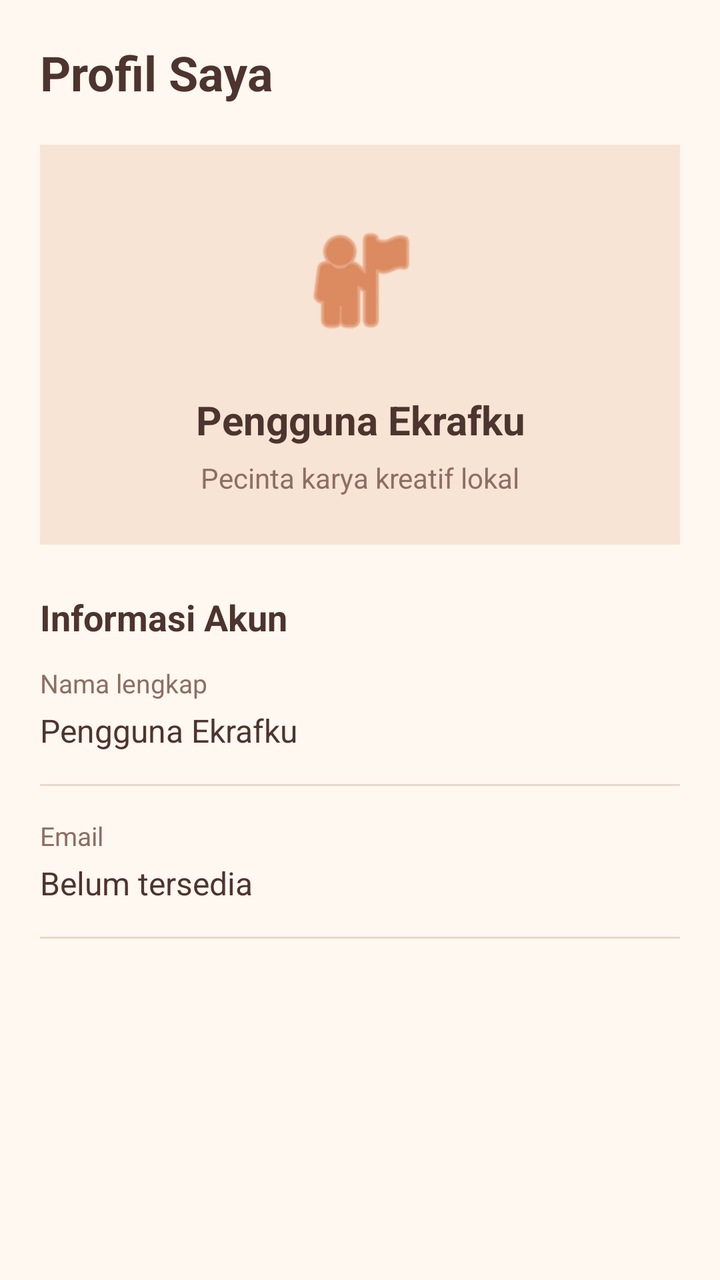
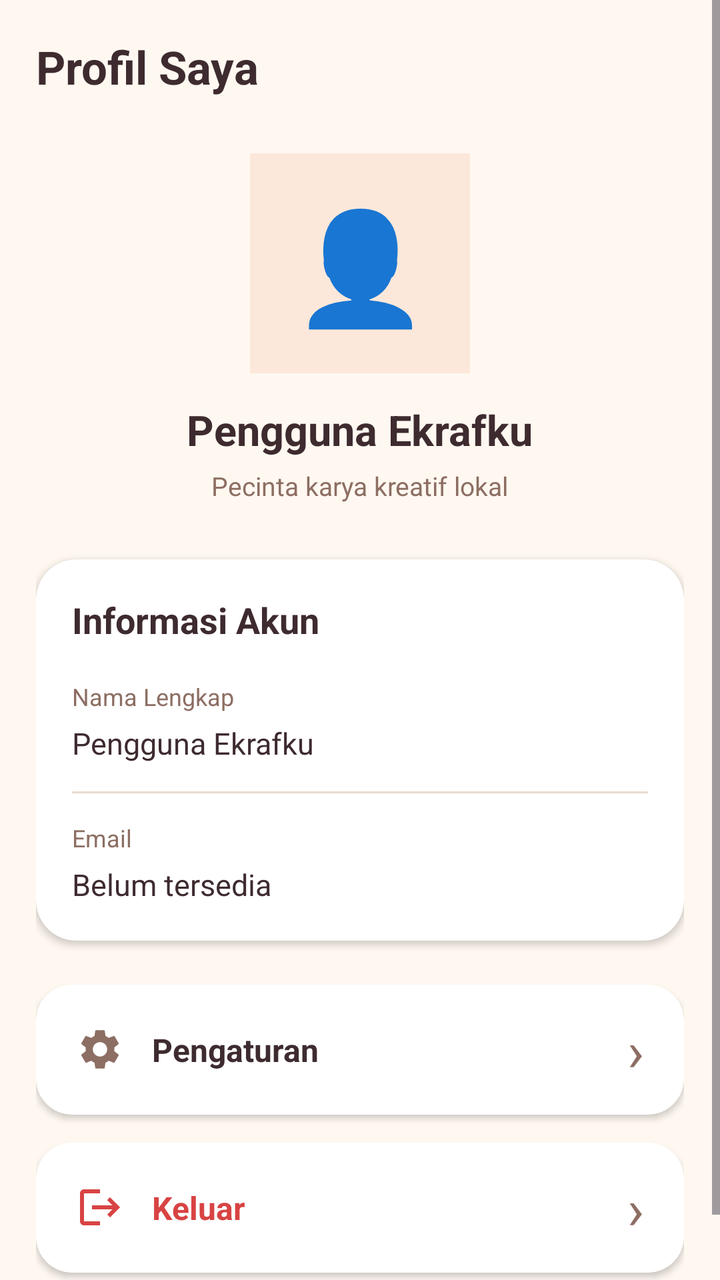

Compare the two renders of this Android layout. The source of the first and the diff that turns it into the second are given below.
<!-- AndroidManifest.xml: application theme Theme.ProjectMobile_Aima3TIB -->
<!-- res/layout/fragment_profil.xml -->
<?xml version="1.0" encoding="utf-8"?>
<ScrollView xmlns:android="http://schemas.android.com/apk/res/android"
    android:layout_width="match_parent"
    android:layout_height="match_parent"
    android:background="#FFF8F0"
    android:fillViewport="true">

    <LinearLayout
        android:layout_width="match_parent"
        android:layout_height="wrap_content"
        android:orientation="vertical"
        android:padding="20dp">

        <TextView
            android:layout_width="match_parent"
            android:layout_height="wrap_content"
            android:text="Profil Saya"
            android:textColor="#4E342E"
            android:textSize="24sp"
            android:textStyle="bold" />

        <LinearLayout
            android:layout_width="match_parent"
            android:layout_height="wrap_content"
            android:orientation="vertical"
            android:gravity="center"
            android:padding="24dp"
            android:layout_marginTop="20dp"
            android:background="#F8E4D4">

            <ImageView
                android:layout_width="88dp"
                android:layout_height="88dp"
                android:src="@android:drawable/ic_menu_myplaces"
                android:contentDescription="Foto profil pengguna"
                android:tint="#C94E12"
                android:padding="12dp" />

            <TextView
                android:id="@+id/tvNamaProfil"
                android:layout_width="match_parent"
                android:layout_height="wrap_content"
                android:text="Pengguna Ekrafku"
                android:textColor="#4E342E"
                android:textSize="20sp"
                android:textStyle="bold"
                android:gravity="center"
                android:layout_marginTop="12dp" />

            <TextView
                android:layout_width="match_parent"
                android:layout_height="wrap_content"
                android:text="Pecinta karya kreatif lokal"
                android:textColor="#8D6E63"
                android:textSize="14sp"
                android:gravity="center"
                android:layout_marginTop="6dp" />

        </LinearLayout>

        <TextView
            android:layout_width="match_parent"
            android:layout_height="wrap_content"
            android:text="Informasi Akun"
            android:textColor="#4E342E"
            android:textSize="18sp"
            android:textStyle="bold"
            android:layout_marginTop="24dp"
            android:layout_marginBottom="12dp" />

        <TextView
            android:layout_width="match_parent"
            android:layout_height="wrap_content"
            android:text="Nama lengkap"
            android:textColor="#8D6E63"
            android:textSize="13sp" />

        <TextView
            android:id="@+id/tvNamaLengkap"
            android:layout_width="match_parent"
            android:layout_height="wrap_content"
            android:text="Pengguna Ekrafku"
            android:textColor="#4E342E"
            android:textSize="16sp"
            android:paddingTop="4dp"
            android:paddingBottom="16dp" />

        <View
            android:layout_width="match_parent"
            android:layout_height="1dp"
            android:background="#E8D7CA" />

        <TextView
            android:layout_width="match_parent"
            android:layout_height="wrap_content"
            android:text="Email"
            android:textColor="#8D6E63"
            android:textSize="13sp"
            android:layout_marginTop="16dp" />

        <TextView
            android:id="@+id/tvEmailProfil"
            android:layout_width="match_parent"
            android:layout_height="wrap_content"
            android:text="Belum tersedia"
            android:textColor="#4E342E"
            android:textSize="16sp"
            android:paddingTop="4dp"
            android:paddingBottom="16dp" />

        <View
            android:layout_width="match_parent"
            android:layout_height="1dp"
            android:background="#E8D7CA" />

    </LinearLayout>
</ScrollView>
<!-- resources referenced by this layout -->
<resources>
  <style name="Theme.ProjectMobile_Aima3TIB" parent="Base.Theme.ProjectMobile_Aima3TIB" />
  <style name="Base.Theme.ProjectMobile_Aima3TIB" parent="Theme.Material3.Light.NoActionBar">
          <item name="android:windowBackground">#FFF5E8</item>
          <item name="android:colorBackground">#FFF5E8</item>
          <item name="android:navigationBarColor">#FFF5E8</item>
          <item name="android:windowLightStatusBar">true</item>
      </style>
</resources>

<!-- the commit's change to res/layout/fragment_profil.xml (unified diff, before → after) -->
@@ -1,117 +1,218 @@
 <?xml version="1.0" encoding="utf-8"?>
-<ScrollView xmlns:android="http://schemas.android.com/apk/res/android"
+<ScrollView
+    xmlns:android="http://schemas.android.com/apk/res/android"
+    xmlns:app="http://schemas.android.com/apk/res-auto"
     android:layout_width="match_parent"
     android:layout_height="match_parent"
-    android:background="#FFF8F0"
-    android:fillViewport="true">
+    android:background="#FFF8F1"
+    android:fillViewport="true"
+    android:clipToPadding="false">
 
     <LinearLayout
         android:layout_width="match_parent"
         android:layout_height="wrap_content"
         android:orientation="vertical"
-        android:padding="20dp">
-
+        android:padding="18dp">
+
+        
         <TextView
             android:layout_width="match_parent"
             android:layout_height="wrap_content"
             android:text="Profil Saya"
-            android:textColor="#4E342E"
-            android:textSize="24sp"
+            android:textColor="#3E2B2F"
+            android:textSize="23sp"
             android:textStyle="bold" />
 
+        
         <LinearLayout
             android:layout_width="match_parent"
             android:layout_height="wrap_content"
             android:orientation="vertical"
             android:gravity="center"
-            android:padding="24dp"
-            android:layout_marginTop="20dp"
-            android:background="#F8E4D4">
-
-            <ImageView
-                android:layout_width="88dp"
-                android:layout_height="88dp"
-                android:src="@android:drawable/ic_menu_myplaces"
-                android:contentDescription="Foto profil pengguna"
-                android:tint="#C94E12"
-                android:padding="12dp" />
+            android:layout_marginTop="28dp"
+            android:layout_marginBottom="28dp">
+
+            <TextView
+                android:layout_width="110dp"
+                android:layout_height="110dp"
+                android:gravity="center"
+                android:text="👤"
+                android:textSize="55sp"
+                android:background="#FCE8DA" />
 
             <TextView
                 android:id="@+id/tvNamaProfil"
+                android:layout_width="wrap_content"
+                android:layout_height="wrap_content"
+                android:layout_marginTop="14dp"
+                android:text="Pengguna Ekrafku"
+                android:textColor="#3E2B2F"
+                android:textSize="21sp"
+                android:textStyle="bold" />
+
+            <TextView
+                android:layout_width="wrap_content"
+                android:layout_height="wrap_content"
+                android:layout_marginTop="5dp"
+                android:text="Pecinta karya kreatif lokal"
+                android:textColor="#8D6E63"
+                android:textSize="13sp" />
+
+        </LinearLayout>
+
+        
+        <androidx.cardview.widget.CardView
+            android:layout_width="match_parent"
+            android:layout_height="wrap_content"
+            app:cardCornerRadius="20dp"
+            app:cardElevation="2dp"
+            app:cardBackgroundColor="#FFFFFF">
+
+            <LinearLayout
                 android:layout_width="match_parent"
                 android:layout_height="wrap_content"
-                android:text="Pengguna Ekrafku"
-                android:textColor="#4E342E"
-                android:textSize="20sp"
-                android:textStyle="bold"
-                android:gravity="center"
-                android:layout_marginTop="12dp" />
-
-            <TextView
+                android:orientation="vertical"
+                android:padding="18dp">
+
+                <TextView
+                    android:layout_width="match_parent"
+                    android:layout_height="wrap_content"
+                    android:text="Informasi Akun"
+                    android:textColor="#3E2B2F"
+                    android:textSize="18sp"
+                    android:textStyle="bold"
+                    android:layout_marginBottom="18dp" />
+
+                <TextView
+                    android:layout_width="wrap_content"
+                    android:layout_height="wrap_content"
+                    android:text="Nama Lengkap"
+                    android:textColor="#8D6E63"
+                    android:textSize="12sp" />
+
+                <TextView
+                    android:id="@+id/tvNamaLengkap"
+                    android:layout_width="match_parent"
+                    android:layout_height="wrap_content"
+                    android:text="Pengguna Ekrafku"
+                    android:textColor="#3E2B2F"
+                    android:textSize="15sp"
+                    android:layout_marginTop="5dp"
+                    android:paddingBottom="14dp" />
+
+                <View
+                    android:layout_width="match_parent"
+                    android:layout_height="1dp"
+                    android:background="#EADBD0" />
+
+                <TextView
+                    android:layout_width="wrap_content"
+                    android:layout_height="wrap_content"
+                    android:text="Email"
+                    android:textColor="#8D6E63"
+                    android:textSize="12sp"
+                    android:layout_marginTop="14dp" />
+
+                <TextView
+                    android:id="@+id/tvEmailProfil"
+                    android:layout_width="match_parent"
+                    android:layout_height="wrap_content"
+                    android:text="Belum tersedia"
+                    android:textColor="#3E2B2F"
+                    android:textSize="15sp"
+                    android:layout_marginTop="5dp" />
+
+            </LinearLayout>
+        </androidx.cardview.widget.CardView>
+
+        
+        <androidx.cardview.widget.CardView
+            android:id="@+id/btnPengaturan"
+            android:layout_width="match_parent"
+            android:layout_height="65dp"
+            android:layout_marginTop="22dp"
+            app:cardCornerRadius="18dp"
+            app:cardElevation="2dp"
+            app:cardBackgroundColor="#FFFFFF">
+
+            <LinearLayout
                 android:layout_width="match_parent"
-                android:layout_height="wrap_content"
-                android:text="Pecinta karya kreatif lokal"
-                android:textColor="#8D6E63"
-                android:textSize="14sp"
-                android:gravity="center"
-                android:layout_marginTop="6dp" />
-
-        </LinearLayout>
-
-        <TextView
-            android:layout_width="match_parent"
-            android:layout_height="wrap_content"
-            android:text="Informasi Akun"
-            android:textColor="#4E342E"
-            android:textSize="18sp"
-            android:textStyle="bold"
-            android:layout_marginTop="24dp"
-            android:layout_marginBottom="12dp" />
-
-        <TextView
-            android:layout_width="match_parent"
-            android:layout_height="wrap_content"
-            android:text="Nama lengkap"
-            android:textColor="#8D6E63"
-            android:textSize="13sp" />
-
-        <TextView
-            android:id="@+id/tvNamaLengkap"
-            android:layout_width="match_parent"
-            android:layout_height="wrap_content"
-            android:text="Pengguna Ekrafku"
-            android:textColor="#4E342E"
-            android:textSize="16sp"
-            android:paddingTop="4dp"
-            android:paddingBottom="16dp" />
-
-        <View
-            android:layout_width="match_parent"
-            android:layout_height="1dp"
-            android:background="#E8D7CA" />
-
-        <TextView
-            android:layout_width="match_parent"
-            android:layout_height="wrap_content"
-            android:text="Email"
-            android:textColor="#8D6E63"
-            android:textSize="13sp"
-            android:layout_marginTop="16dp" />
-
-        <TextView
-            android:id="@+id/tvEmailProfil"
-            android:layout_width="match_parent"
-            android:layout_height="wrap_content"
-            android:text="Belum tersedia"
-            android:textColor="#4E342E"
-            android:textSize="16sp"
-            android:paddingTop="4dp"
-            android:paddingBottom="16dp" />
-
-        <View
-            android:layout_width="match_parent"
-            android:layout_height="1dp"
-            android:background="#E8D7CA" />
+                android:layout_height="match_parent"
+                android:gravity="center_vertical"
+                android:paddingHorizontal="20dp"
+                android:orientation="horizontal">
+
+                <androidx.appcompat.widget.AppCompatImageView
+                    android:layout_width="24dp"
+                    android:layout_height="24dp"
+                    android:layout_marginEnd="14dp"
+                    app:srcCompat="@drawable/ic_settings"
+                    app:tint="#8D6E63"
+                    android:contentDescription="Pengaturan" />
+
+                <TextView
+                    android:layout_width="0dp"
+                    android:layout_height="wrap_content"
+                    android:layout_weight="1"
+                    android:text="Pengaturan"
+                    android:textColor="#3E2B2F"
+                    android:textSize="16sp"
+                    android:textStyle="bold" />
+
+                <TextView
+                    android:layout_width="wrap_content"
+                    android:layout_height="wrap_content"
+                    android:text="›"
+                    android:textColor="#8D6E63"
+                    android:textSize="28sp" />
+
+            </LinearLayout>
+        </androidx.cardview.widget.CardView>
+
+        
+        <androidx.cardview.widget.CardView
+            android:id="@+id/btnKeluarProfil"
+            android:layout_width="match_parent"
+            android:layout_height="65dp"
+            android:layout_marginTop="14dp"
+            android:layout_marginBottom="20dp"
+            app:cardCornerRadius="18dp"
+            app:cardElevation="2dp"
+            app:cardBackgroundColor="#FFFFFF">
+
+            <LinearLayout
+                android:layout_width="match_parent"
+                android:layout_height="match_parent"
+                android:gravity="center_vertical"
+                android:paddingHorizontal="20dp"
+                android:orientation="horizontal">
+
+                <androidx.appcompat.widget.AppCompatImageView
+                    android:layout_width="24dp"
+                    android:layout_height="24dp"
+                    android:layout_marginEnd="14dp"
+                    app:srcCompat="@drawable/ic_logout"
+                    app:tint="#D84343"
+                    android:contentDescription="Keluar" />
+
+                <TextView
+                    android:layout_width="0dp"
+                    android:layout_height="wrap_content"
+                    android:layout_weight="1"
+                    android:text="Keluar"
+                    android:textColor="#D84343"
+                    android:textSize="16sp"
+                    android:textStyle="bold" />
+
+                <TextView
+                    android:layout_width="wrap_content"
+                    android:layout_height="wrap_content"
+                    android:text="›"
+                    android:textColor="#8D6E63"
+                    android:textSize="28sp" />
+
+            </LinearLayout>
+        </androidx.cardview.widget.CardView>
 
     </LinearLayout>
 </ScrollView>
<!-- resource entries referenced after the edit -->
@@ -1,10 +1,27 @@
 <!-- resources referenced by this layout -->
 <resources>
+  <!-- drawable ic_logout (drawable) -->
+  <vector xmlns:android="http://schemas.android.com/apk/res/android"
+      android:width="24dp"
+      android:height="24dp"
+      android:viewportWidth="24"
+      android:viewportHeight="24">
+    <path
+        android:fillColor="#D32F2F"
+        android:pathData="M17,7l-1.41,1.41L18.17,11H8v2h10.17l-2.58,2.58L17,17l5,-5zM4,5h8V3H4C2.9,3 2,3.9 2,5v14c0,1.1 0.9,2 2,2h8v-2H4V5z"/>
+  </vector>
+  <!-- drawable ic_settings (drawable) -->
+  <vector xmlns:android="http://schemas.android.com/apk/res/android" android:height="24dp" android:tint="#000000" android:viewportHeight="24" android:viewportWidth="24" android:width="24dp">
+        
+      <path android:fillColor="@android:color/white" android:pathData="M19.14,12.94c0.04,-0.3 0.06,-0.61 0.06,-0.94c0,-0.32 -0.02,-0.64 -0.07,-0.94l2.03,-1.58c0.18,-0.14 0.23,-0.41 0.12,-0.61l-1.92,-3.32c-0.12,-0.22 -0.37,-0.29 -0.59,-0.22l-2.39,0.96c-0.5,-0.38 -1.03,-0.7 -1.62,-0.94L14.4,2.81c-0.04,-0.24 -0.24,-0.41 -0.48,-0.41h-3.84c-0.24,0 -0.43,0.17 -0.47,0.41L9.25,5.35C8.66,5.59 8.12,5.92 7.63,6.29L5.24,5.33c-0.22,-0.08 -0.47,0 -0.59,0.22L2.74,8.87C2.62,9.08 2.66,9.34 2.86,9.48l2.03,1.58C4.84,11.36 4.8,11.69 4.8,12s0.02,0.64 0.07,0.94l-2.03,1.58c-0.18,0.14 -0.23,0.41 -0.12,0.61l1.92,3.32c0.12,0.22 0.37,0.29 0.59,0.22l2.39,-0.96c0.5,0.38 1.03,0.7 1.62,0.94l0.36,2.54c0.05,0.24 0.24,0.41 0.48,0.41h3.84c0.24,0 0.44,-0.17 0.47,-0.41l0.36,-2.54c0.59,-0.24 1.13,-0.56 1.62,-0.94l2.39,0.96c0.22,0.08 0.47,0 0.59,-0.22l1.92,-3.32c0.12,-0.22 0.07,-0.47 -0.12,-0.61L19.14,12.94zM12,15.6c-1.98,0 -3.6,-1.62 -3.6,-3.6s1.62,-3.6 3.6,-3.6s3.6,1.62 3.6,3.6S13.98,15.6 12,15.6z"/>
+      
+  </vector>
   <style name="Theme.ProjectMobile_Aima3TIB" parent="Base.Theme.ProjectMobile_Aima3TIB" />
   <style name="Base.Theme.ProjectMobile_Aima3TIB" parent="Theme.Material3.Light.NoActionBar">
           <item name="android:windowBackground">#FFF5E8</item>
           <item name="android:colorBackground">#FFF5E8</item>
           <item name="android:navigationBarColor">#FFF5E8</item>
+          <item name="android:statusBarColor">#FFF5E8</item>
           <item name="android:windowLightStatusBar">true</item>
       </style>
 </resources>
